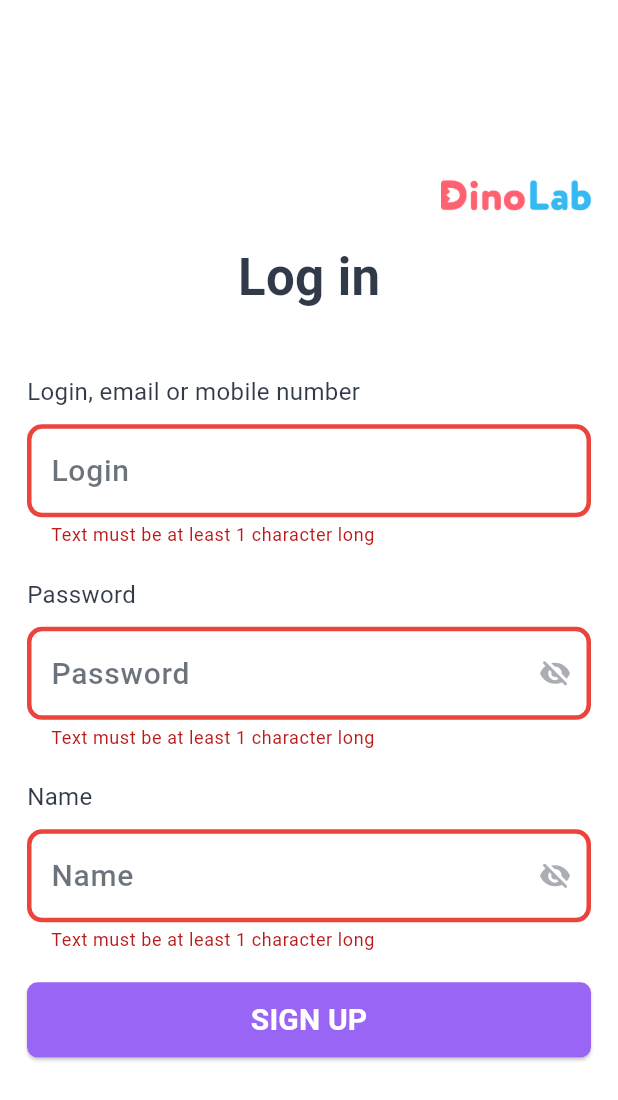
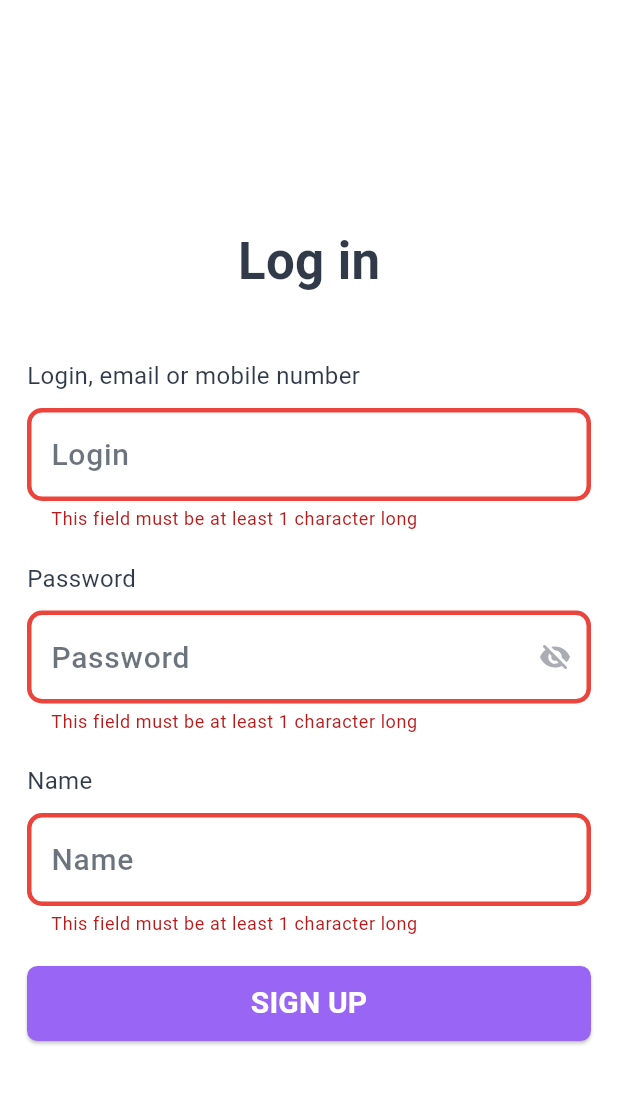
Before and after one commit to PeriyanAra/dino_lab, a Flutter app: the RegistrationScreenContent screen opened directly, after a tap on "SIGN UP", on a phone screen of 412 x 824 dp. Shown: the top 1100 px of the screen. Run offline on Flutter 3.47's test engine with Material 3 defaults, Android fonts, the phone set to English and light mode, and no system bars; our stand-ins replace auto_route, chopper, connectivity_plus, flutter_bloc, flutter_secure_storage, flutter_svg and 4 more; accounts and stored records are empty; generated files the repository leaves out were written again; network calls fail.

Commit message:
update ui

```diff
--- a/lib/app/app_bootstrapper.dart
+++ b/lib/app/app_bootstrapper.dart
@@ -34,7 +34,7 @@ class AppBootstrapper extends ServiceLocator {
         ),
       );
 
-      registerLazySingleton<AuthBloc>(
+      registerFactory<AuthBloc>(
         () => AuthBloc(
           authRepository: get(),
         ),
--- a/lib/presentation/auth/auth_bloc/auth_event.dart
+++ b/lib/presentation/auth/auth_bloc/auth_event.dart
@@ -5,13 +5,11 @@ class AuthEvent with _$AuthEvent {
   const factory AuthEvent.login({
     required String email,
     required String password,
-    required VoidCallback onSuccess,
   }) = _AuthLoginEvent;
 
   const factory AuthEvent.register({
     required String email,
     required String name,
     required String password,
-    required VoidCallback onSuccess,
   }) = _AuthRegisterEvent;
 }
--- a/lib/presentation/auth/auth_bloc/auth_state.dart
+++ b/lib/presentation/auth/auth_bloc/auth_state.dart
@@ -6,6 +6,8 @@ class AuthState with _$AuthState {
 
   const factory AuthState.loading() = AuthLoadingState;
 
+  const factory AuthState.loaded() = AuthLoadedState;
+
   const factory AuthState.error({
     required String? errorMessage,
   }) = AuthErrorState;
--- a/lib/presentation/auth/registation/registration_screen.dart
+++ b/lib/presentation/auth/registation/registration_screen.dart
@@ -4,6 +4,7 @@ import 'package:dino_lab/presentation/auth/auth_bloc/auth_bloc.dart';
 import 'package:dino_lab/presentation/auth/theme/index.dart';
 import 'package:dino_lab/presentation/auth/widgets/input_filed_section.dart';
 import 'package:dino_lab/presentation/common/index.dart';
+import 'package:dino_lab/router/app_router.gr.dart';
 import 'package:flutter/material.dart';
 import 'package:flutter_bloc/flutter_bloc.dart';
 
@@ -29,87 +30,128 @@ class RegistrationScreenContent extends StatefulWidget {
 }
 
 class _RegistrationScreenContentState extends State<RegistrationScreenContent> {
-  late final TextEditingController passwordController;
-  late final TextEditingController loginController;
-  late final TextEditingController nameController;
+  late final TextEditingController _passwordController;
+  late final TextEditingController _loginController;
+  late final TextEditingController _nameController;
+  late final OverlayLoaderHelper _overlayLoaderHelper;
+  late final GlobalKey<FormState> _registerFromKey;
+  bool _showRemoteError = false;
 
   @override
   void initState() {
     super.initState();
 
-    loginController = TextEditingController();
-    passwordController = TextEditingController();
-    nameController = TextEditingController();
+    _loginController = TextEditingController();
+    _passwordController = TextEditingController();
+    _nameController = TextEditingController();
+    _overlayLoaderHelper = OverlayLoaderHelper();
+    _registerFromKey = GlobalKey<FormState>();
   }
 
   @override
   Widget build(BuildContext context) {
     final authScreensTheme = AuthScreensTheme.of(context);
 
-    return Scaffold(
+    return GestureDetector(
+      onTap: () => FocusScope.of(context).unfocus(),
+      child: Scaffold(
         body: Padding(
           padding: const EdgeInsets.symmetric(horizontal: 18.0),
+          child: BlocListener<AuthBloc, AuthState>(
+            listener: (context, state) {
+              switch (state) {
+                case AuthLoadingState():
+                  _overlayLoaderHelper.show(context);
+                case AuthLoadedState():
+                  _overlayLoaderHelper.hide();
+                  context.router.push(HomeRoute());
+                case AuthErrorState():
+                  _showRemoteError = true;
+                  _overlayLoaderHelper.hide();
+                default:
+                  _overlayLoaderHelper.hide();
+              }
+            },
+            child: Form(
+              key: _registerFromKey,
               child: Column(
                 mainAxisAlignment: MainAxisAlignment.center,
                 children: [
-            Align(
-              alignment: Alignment(1, 0),
-              child: Image.asset(
-                'assets/images/logo.png',
-                width: 100.0,
-              ),
-            ),
                   HBox(height: 20.0),
                   Text(
                     'Log in',
                     style: authScreensTheme.titleTextStyle,
                   ),
-
                   HBox(height: 40.0),
                   InputFiledSection(
+                    controller: _loginController,
                     hintText: 'Login',
                     title: 'Login, email or mobile number',
-              controller: loginController,
-              errorText: validateText(nameController.text),
+                    validator: (text) => text.defaultInputValidator(),
+                    onChanged: (value) {
+                      setState(() {
+                        _showRemoteError = false;
+                      });
+                    },
                   ),
                   HBox(height: 20.0),
                   InputFiledSection(
+                    controller: _passwordController,
                     title: 'Password',
                     hintText: 'Password',
-              controller: passwordController,
                     isPasswordField: true,
-              errorText: validateText(nameController.text),
+                    validator: (text) => text.defaultInputValidator(),
+                    onChanged: (value) {
+                      setState(() {
+                        _showRemoteError = false;
+                      });
+                    },
                   ),
                   HBox(height: 20.0),
-            InputFiledSection(
-              controller: nameController,
+                  BlocBuilder<AuthBloc, AuthState>(
+                    builder: (context, state) {
+                      return InputFiledSection(
+                        controller: _nameController,
                         title: 'Name',
                         hintText: 'Name',
-              isPasswordField: true,
-              errorText: validateText(nameController.text),
+                        validator: (text) => text.defaultInputValidator(),
+                        errorText: _showRemoteError
+                            ? (state is AuthErrorState
+                                ? state.errorMessage
+                                : null)
+                            : null,
+                      );
+                    },
                   ),
                   HBox(height: 20.0),
                   SizedBox(
                     width: double.infinity,
                     height: 50.0,
                     child: PrimaryButton(
-                onTap: () {},
+                      onTap: _onSignUpTap,
                       text: 'SIGN UP',
                     ),
                   ),
                 ],
               ),
             ),
+          ),
+        ),
+      ),
     );
   }
 
-  String? validateText(String value) {
-    if (value.isEmpty) {
-      return 'Text must be at least 1 character long';
-    } else if (value.length > 50) {
-      return 'Text must not exceed 50 characters';
-    }
+  void _onSignUpTap() {
+    final isValid = _registerFromKey.currentState?.validate() ?? false;
 
-    return null;
+    if (!isValid) return;
+
+    context.read<AuthBloc>().add(
+          AuthEvent.register(
+            email: _loginController.text,
+            password: _passwordController.text,
+            name: _nameController.text,
+          ),
+        );
   }
 }
--- a/lib/presentation/auth/widgets/input_filed_section.dart
+++ b/lib/presentation/auth/widgets/input_filed_section.dart
@@ -8,6 +8,8 @@ class InputFiledSection extends StatelessWidget {
   final String title;
   final bool isPasswordField;
   final String? errorText;
+  final FormFieldValidator<String>? validator;
+  final ValueChanged<String>? onChanged;
 
   const InputFiledSection({
     super.key,
@@ -16,6 +18,8 @@ class InputFiledSection extends StatelessWidget {
     required this.controller,
     this.isPasswordField = false,
     this.errorText,
+    this.validator,
+    this.onChanged,
   });
 
   @override
@@ -35,6 +39,8 @@ class InputFiledSection extends StatelessWidget {
           hintText: hintText,
           isPasswordField: isPasswordField,
           errorText: errorText,
+          validator: validator,
+          onChanged: onChanged,
         ),
       ],
     );
--- /dev/null
+++ b/lib/presentation/common/extension/index.dart
@@ -0,0 +1 @@
+export './string_extensions.dart';
--- /dev/null
+++ b/lib/presentation/common/extension/string_extensions.dart
@@ -0,0 +1,13 @@
+extension StringExtensions on String? {
+  String? defaultInputValidator() {
+    if (this == null) {
+      return 'This field must be not empty';
+    } else if (this!.isEmpty) {
+      return 'This field must be at least 1 character long';
+    } else if (this!.length > 50) {
+      return 'This field must not exceed 50 characters';
+    }
+
+    return null;
+  }
+}
--- a/lib/presentation/common/index.dart
+++ b/lib/presentation/common/index.dart
@@ -1,3 +1,4 @@
 export './widgets/index.dart';
 export './theme/index.dart';
 export './helpers/index.dart';
+export 'extension/index.dart';
--- a/lib/presentation/common/widgets/dino_lab_input_field.dart
+++ b/lib/presentation/common/widgets/dino_lab_input_field.dart
@@ -8,6 +8,8 @@ class DinoLabInputField extends StatefulWidget {
   final String hintText;
   final bool isPasswordField;
   final String? errorText;
+  final FormFieldValidator<String>? validator;
+  final ValueChanged<String>? onChanged;
 
   const DinoLabInputField({
     super.key,
@@ -15,6 +17,8 @@ class DinoLabInputField extends StatefulWidget {
     required this.hintText,
     this.isPasswordField = false,
     this.errorText,
+    this.validator,
+    this.onChanged,
   });
 
   @override
@@ -28,9 +32,12 @@ class _DinoLabInputFieldState extends State<DinoLabInputField> {
   Widget build(BuildContext context) {
     final inputTheme = DinoLabInputFieldTheme.of(context);
 
-    return TextField(
+    return TextFormField(
       controller: widget.textEditingController,
       style: inputTheme.primaryTextStyle,
+      validator:  widget.validator,
+      autovalidateMode: AutovalidateMode.onUserInteraction,
+      onChanged: widget.onChanged,
       decoration: InputDecoration(
         hintText: widget.hintText,
         enabledBorder: inputTheme.enabledBorder,
@@ -62,7 +69,6 @@ class _DinoLabInputFieldState extends State<DinoLabInputField> {
             : null,
         hintStyle: inputTheme.hintTextStyle,
       ),
-      onTapOutside: (_) => FocusScope.of(context).unfocus(),
       obscureText: widget.isPasswordField && isRevealed,
     );
   }
--- a/lib/router/app_router.dart
+++ b/lib/router/app_router.dart
@@ -5,16 +5,27 @@ import 'package:dino_lab/router/app_router.gr.dart';
 class AppRouter extends RootStackRouter {
   @override
   final List<AutoRoute> routes = [
+    // AutoRoute(
+    //   page: EmptyShellRoute('authenticated'),
+    //   children: [
         AutoRoute(
+          initial: true,
           page: HomeRoute.page,
         ),
-
+    //   ],
+    // ),
+    // AutoRoute(
+    //   initial: true,
+    //   page: EmptyShellRoute('unauthenticated'),
+    //   children: [
         AutoRoute(
           page: RegistrationRoute.page,
         ),
         AutoRoute(
+          initial: true,
           page: LoginRoute.page,
-      initial: true,
         ),
+      // ],
+    // ),
   ];
 }
```
Also changed, not shown: lib/presentation/auth/auth_bloc/auth_bloc.dart (+3 -4 lines), lib/presentation/auth/login/login_screen.dart (+46 -51 lines), 51 other files. Lines whose indentation alone changed are shown as unchanged.
